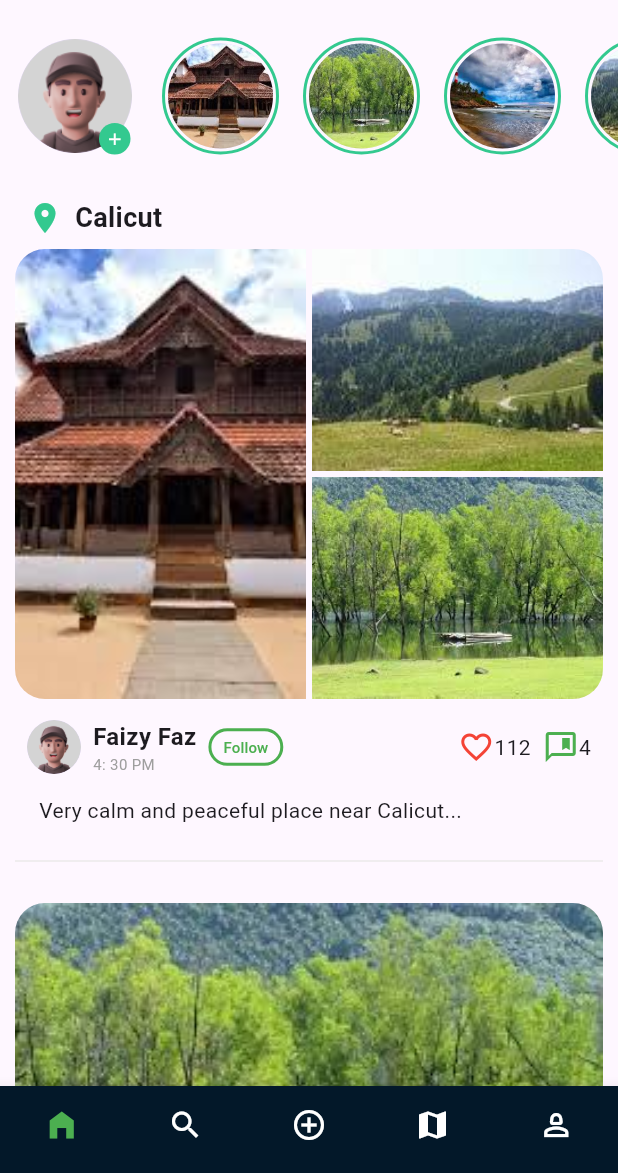
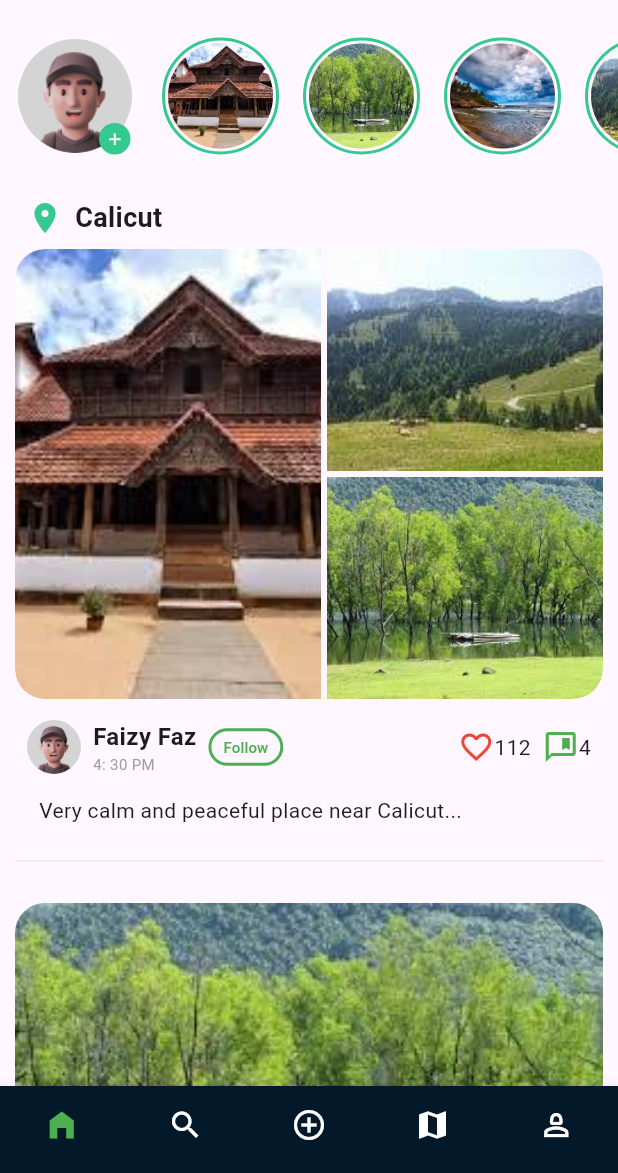
Before and after one commit to muhammedshamil8/elevate-task, a Flutter app: the screen it shows after launch, on a phone screen of 412 x 824 dp, the part 63-1236 px from its top. Run offline on Flutter 3.47's test engine with Material 3 defaults, Android fonts, the phone set to English and light mode, and no system bars; network calls fail.

Commit message:
Updated: image layout

```diff
--- a/lib/widgets/post_card.dart
+++ b/lib/widgets/post_card.dart
@@ -36,9 +36,10 @@ class PostCard extends StatelessWidget {
             _buildGuideUI(
                 imageUrls, username, name, title, location, description)
           else if (type == 'Post')
-            _buildPostUI(imageUrls, description, username, location, time)
+            _buildPostUI(
+                context, imageUrls, description, username, location, time)
           else
-            _buildDefaultUI(imageUrls, description),
+            _buildDefaultUI(context, imageUrls, description),
         ],
       ),
     );
@@ -164,11 +165,11 @@ class PostCard extends StatelessWidget {
 
   //  Default UI elements
 
-  Widget _buildDefaultUI(List<String> imageUrls, String description) {
+  Widget _buildDefaultUI(context, List<String> imageUrls, String description) {
     return Column(
       children: [
         // Default UI elements
-        _buildImageLayout(imageUrls),
+        _buildImageLayout(context, imageUrls),
         Padding(
           padding: const EdgeInsets.all(8.0),
           child: Text(description),
@@ -180,6 +181,7 @@ class PostCard extends StatelessWidget {
   // Post-specific UI elements
 
   Widget _buildPostUI(
+    BuildContext context,
     List<String> imageUrls,
     String description,
     String username, [
@@ -207,7 +209,7 @@ class PostCard extends StatelessWidget {
             ),
           ),
         // Post-specific UI elements
-        _buildImageLayout(imageUrls),
+        _buildImageLayout(context, imageUrls),
         Padding(
           padding: const EdgeInsets.all(8.0),
           child: Column(
@@ -292,8 +294,7 @@ class PostCard extends StatelessWidget {
   }
 
 //  Image layout based on the number of images
-
-  Widget _buildImageLayout(List<String> imageUrls) {
+  Widget _buildImageLayout(BuildContext context, List<String> imageUrls) {
     if (imageUrls.isEmpty) {
       return Container(); // Return an empty container if no images are provided
     } else if (imageUrls.length == 1) {
@@ -319,6 +320,7 @@ class PostCard extends StatelessWidget {
                 height: 200,
               ),
             ),
+            const SizedBox(width: 4),
             Expanded(
               child: Image.asset(
                 imageUrls[1],
@@ -327,7 +329,8 @@ class PostCard extends StatelessWidget {
               ),
             ),
           ],
-          ));
+        ),
+      );
     } else {
       // If more than two images, split the width equally and show the first two images
       return ClipRRect(
@@ -336,30 +339,49 @@ class PostCard extends StatelessWidget {
           height: 300, // Set a fixed height for the entire layout
           child: Row(
             children: [
-                Expanded(
+              SizedBox(
+                width: MediaQuery.of(context).size.width / 2 - 2,
+                height: 300,
+                child: ClipRRect(
+                  borderRadius: const BorderRadius.only(
+                    topLeft: Radius.circular(20),
+                    bottomLeft: Radius.circular(20),
+                  ),
                   child: Image.asset(
                     imageUrls[0],
                     fit: BoxFit.cover,
-                    height: 300,
+                  ),
                 ),
               ),
               const SizedBox(width: 4),
               Expanded(
                 child: Column(
                   children: [
-                      Expanded(
+                    SizedBox(
+                      height: 148,
+                      width: MediaQuery.of(context).size.width / 2 - 2,
+                      child: ClipRRect(
+                        borderRadius: const BorderRadius.only(
+                          topRight: Radius.circular(20),
+                        ),
                         child: Image.asset(
                           imageUrls[1],
                           fit: BoxFit.cover,
-                          height: 150,
+                        ),
                       ),
                     ),
                     const SizedBox(height: 4),
-                      Expanded(
+                    SizedBox(
+                      height: 148,
+                      width: MediaQuery.of(context).size.width / 2 - 2,
+                      child: ClipRRect(
+                        borderRadius: const BorderRadius.only(
+                          bottomRight: Radius.circular(20),
+                        ),
                         child: Image.asset(
                           imageUrls[2],
                           fit: BoxFit.cover,
-                          height: 150,
+                        ),
                       ),
                     ),
                   ],
@@ -367,7 +389,8 @@ class PostCard extends StatelessWidget {
               ),
             ],
           ),
-          ));
+        ),
+      );
     }
   }
 }
```
Lines whose indentation alone changed are shown as unchanged.
